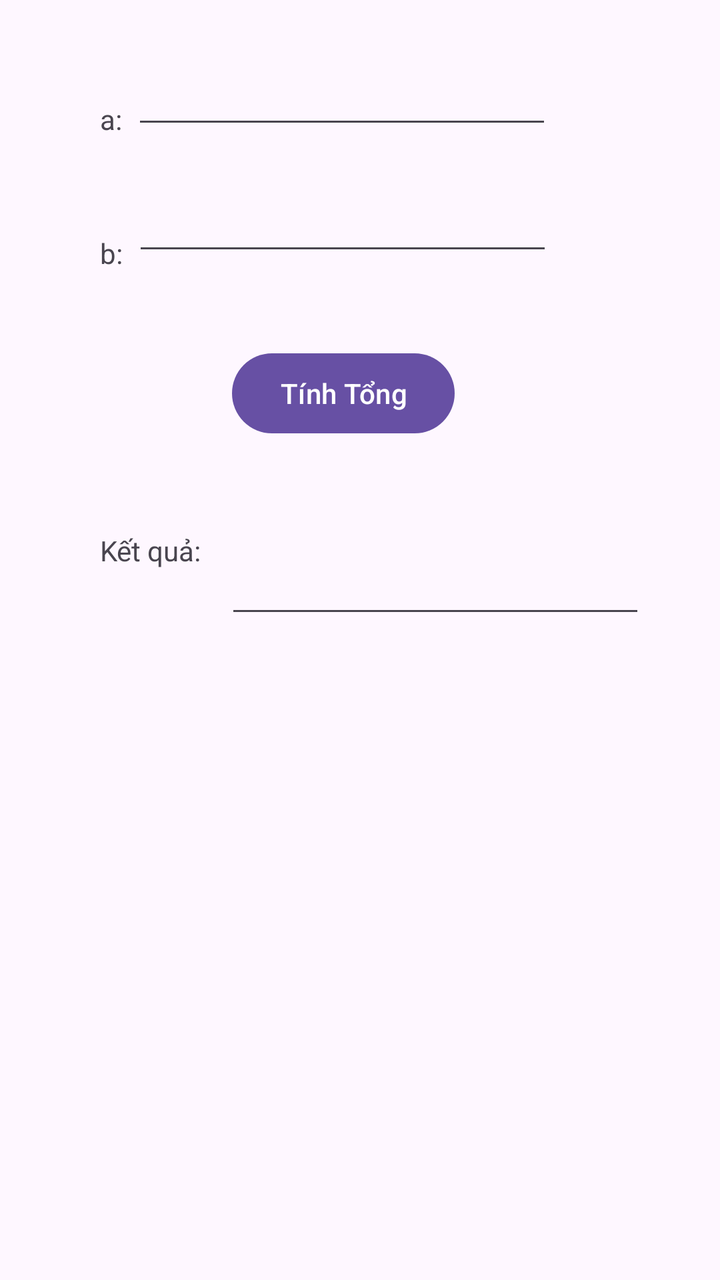
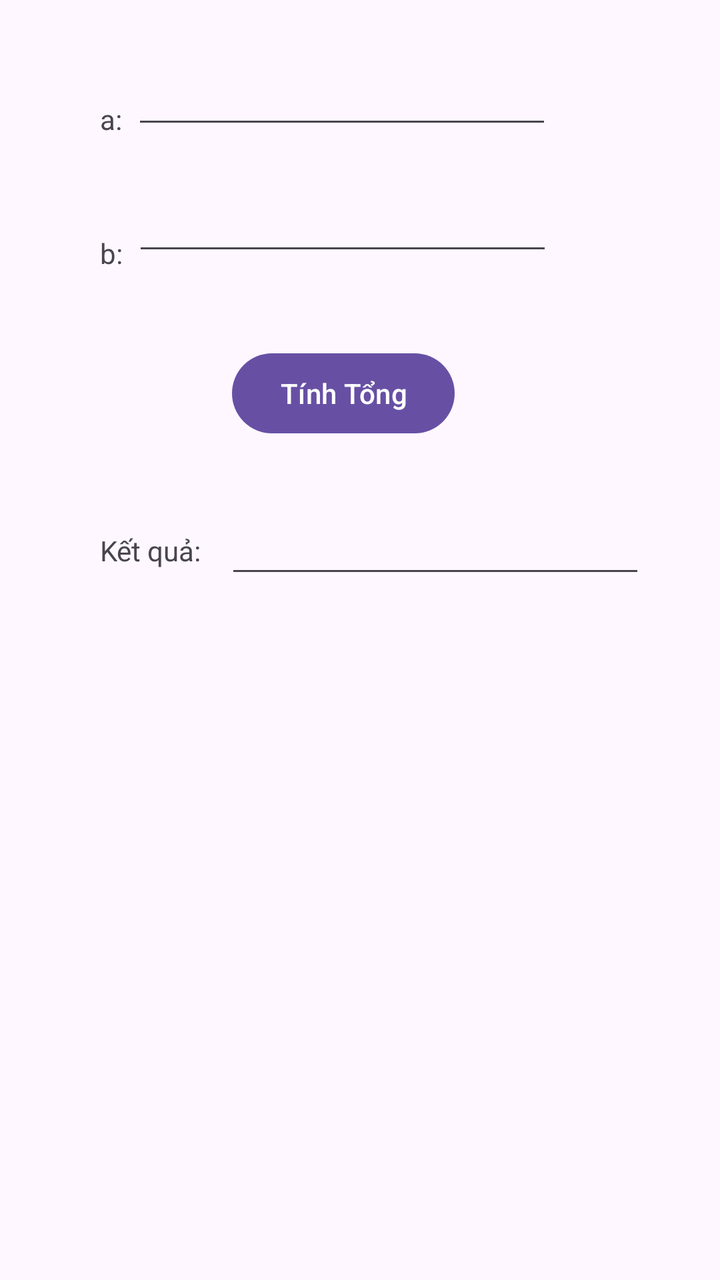

Before-and-after screenshots of an Android layout around one commit, followed by the original layout XML and the change that was made.
<!-- AndroidManifest.xml: application theme Theme.AppCong -->
<!-- res/layout/activity_main.xml -->
<?xml version="1.0" encoding="utf-8"?>
<androidx.constraintlayout.widget.ConstraintLayout
    xmlns:android="http://schemas.android.com/apk/res/android"
    xmlns:tools="http://schemas.android.com/tools"
    xmlns:app="http://schemas.android.com/apk/res-auto"
    android:id="@+id/main"
    android:layout_width="match_parent"
    android:layout_height="match_parent"
    tools:context=".MainActivity">

    <TextView
        android:id="@+id/textView"
        android:layout_width="wrap_content"
        android:layout_height="wrap_content"
        android:layout_marginStart="50dp"
        android:layout_marginTop="50dp"
        android:text="a:"
        app:layout_constraintStart_toStartOf="parent"
        app:layout_constraintTop_toTopOf="parent" />

    <EditText
        android:id="@+id/edtA"
        android:layout_width="wrap_content"
        android:layout_height="wrap_content"
        android:layout_marginStart="5dp"
        android:layout_marginTop="28dp"
        android:ems="10"
        android:inputType="text"
        app:layout_constraintStart_toEndOf="@+id/textView"
        app:layout_constraintTop_toTopOf="parent" />

    <TextView
        android:id="@+id/textView2"
        android:layout_width="wrap_content"
        android:layout_height="wrap_content"
        android:layout_marginStart="50dp"
        android:layout_marginTop="48dp"
        android:text="b:"
        app:layout_constraintStart_toStartOf="parent"
        app:layout_constraintTop_toBottomOf="@+id/textView" />

    <EditText
        android:id="@+id/edtB"
        android:layout_width="wrap_content"
        android:layout_height="wrap_content"
        android:layout_marginStart="5dp"
        android:layout_marginTop="22dp"
        android:ems="10"
        android:inputType="text"
        app:layout_constraintStart_toEndOf="@+id/textView2"
        app:layout_constraintTop_toBottomOf="@+id/edtA" />

    <Button
        android:id="@+id/btnCong"
        android:layout_width="wrap_content"
        android:layout_height="wrap_content"
        android:layout_marginStart="116dp"
        android:layout_marginTop="40dp"
        android:onClick="XuLyCong"
        android:text="Tính Tổng"
        app:layout_constraintStart_toStartOf="parent"
        app:layout_constraintTop_toBottomOf="@+id/edtB" />

    <TextView
        android:id="@+id/textView3"
        android:layout_width="wrap_content"
        android:layout_height="wrap_content"
        android:layout_marginStart="50dp"
        android:layout_marginTop="133dp"
        android:text="Kết quả:"
        app:layout_constraintStart_toStartOf="parent"
        app:layout_constraintTop_toBottomOf="@+id/edtB" />

    <EditText
        android:id="@+id/edtKQ"
        android:layout_width="wrap_content"
        android:layout_height="wrap_content"
        android:layout_marginStart="12dp"
        android:layout_marginTop="52dp"
        android:ems="10"
        android:inputType="number"
        app:layout_constraintStart_toEndOf="@+id/textView3"
        app:layout_constraintTop_toBottomOf="@+id/btnCong" />
</androidx.constraintlayout.widget.ConstraintLayout>
<!-- resources referenced by this layout -->
<resources>
  <style name="Theme.AppCong" parent="Base.Theme.AppCong" />
  <style name="Base.Theme.AppCong" parent="Theme.Material3.DayNight.NoActionBar">
          
          
      </style>
</resources>

<!-- the commit's change to res/layout/activity_main.xml (unified diff, before → after) -->
@@ -76,7 +76,7 @@
         android:layout_width="wrap_content"
         android:layout_height="wrap_content"
         android:layout_marginStart="12dp"
-        android:layout_marginTop="52dp"
+        android:layout_marginTop="32dp"
         android:ems="10"
         android:inputType="number"
         app:layout_constraintStart_toEndOf="@+id/textView3"
